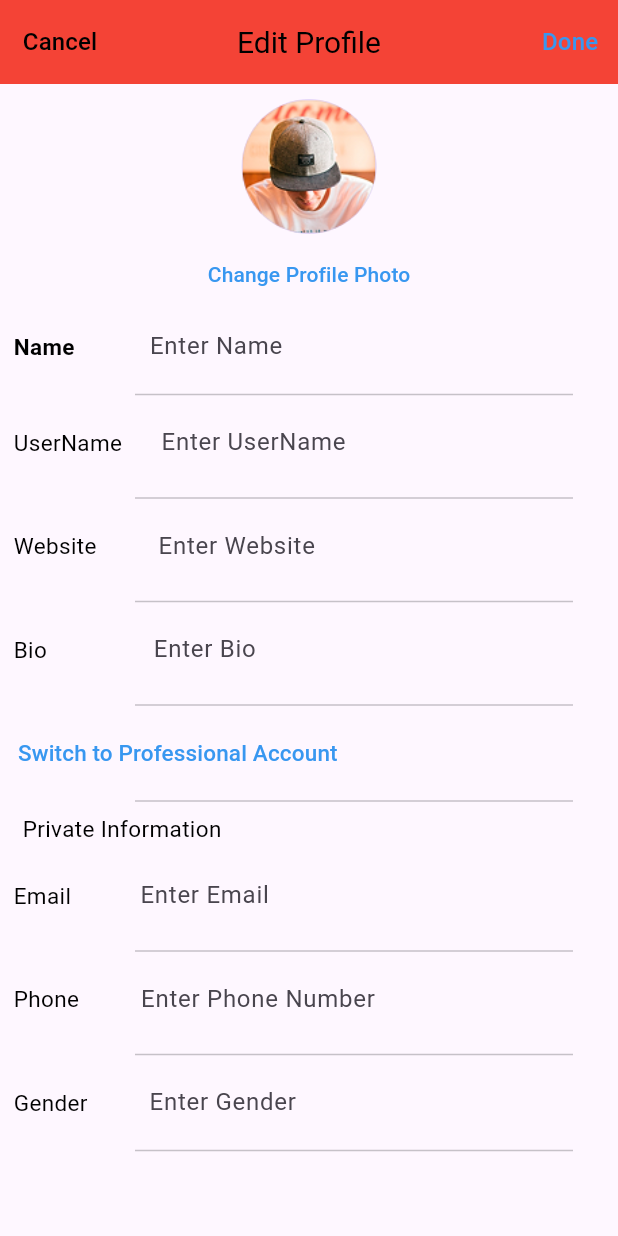
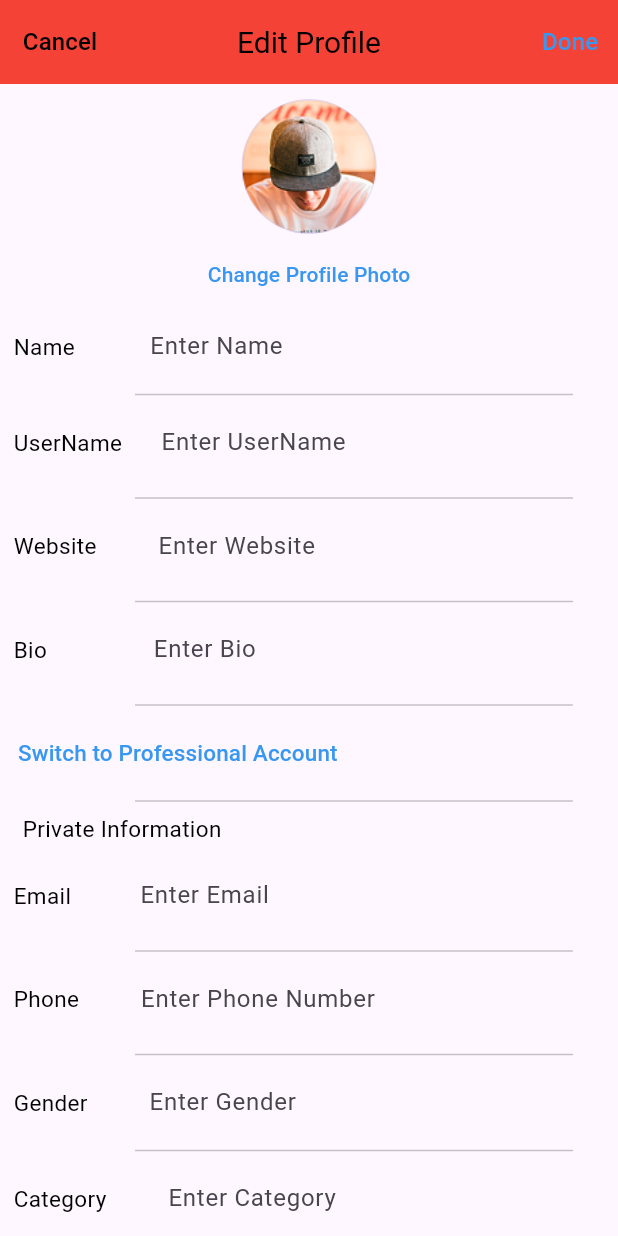
Before and after one commit to OMARH2002/Instagram_App_Mirror, a Flutter app: the CreateusersProfile screen opened directly, on a phone screen of 412 x 824 dp. Run offline on Flutter 3.47's test engine with Material 3 defaults, Android fonts, the phone set to English and light mode, and no system bars; our stand-ins replace cloud_firestore, firebase_auth, firebase_core, flutter_bloc; accounts and stored records are empty; Roboto replaces fonts that are missing (SF Pro Text).

Commit message:
4th update

```diff
--- a/lib/DATA/Create_user_profile_MODEL.dart
+++ b/lib/DATA/Create_user_profile_MODEL.dart
@@ -7,6 +7,7 @@ class CreateUserProfileModel {
   String gender;
   String phone;
   String userID;
+  String category;
 
   CreateUserProfileModel({
     required this.name,
@@ -16,7 +17,8 @@ class CreateUserProfileModel {
     required this.email,
     required this.gender,
     required this.phone,
-    required this.userID
+    required this.userID,
+    required this.category
   });
 
   factory CreateUserProfileModel.fromJson(Map<String, dynamic> json) {
@@ -28,7 +30,9 @@ class CreateUserProfileModel {
       email: json['email'],
       gender: json['gender'],
       phone: json['phone'],
-      userID: json['userID']
+      userID: json['userID'],
+      category: json['category']
+
     );
   }
 
@@ -41,7 +45,8 @@ class CreateUserProfileModel {
       'email': email,
       'gender': gender,
       'phone': phone,
-      'userID':userID
+      'userID':userID,
+      'category':category
     };
   }
 }
--- a/lib/UI/PROFILE SCREENS/CREATE_USER_PROFILE.dart
+++ b/lib/UI/PROFILE SCREENS/CREATE_USER_PROFILE.dart
@@ -25,6 +25,7 @@ final formkey = GlobalKey<FormState>();
   TextEditingController emailController  = TextEditingController();
   TextEditingController phoneController  = TextEditingController();
   TextEditingController genderController  = TextEditingController();
+  TextEditingController categoryController  = TextEditingController();
   @override
   Widget build(BuildContext context) {
     return BlocProvider(create: (context) => CreateuserprofileCubit(),
@@ -72,7 +73,8 @@ final formkey = GlobalKey<FormState>();
                           bio: bioController.text,
                           email: emailController.text,
                           gender: genderController.text,
-                          phone: phoneController.text, // Use .text instead of .hashCode
+                          phone: phoneController.text,
+                          category: categoryController.text// Use .text instead of .hashCode
                         ),
                       );
                     }
@@ -111,7 +113,7 @@ final formkey = GlobalKey<FormState>();
                                     Text("Name",
                                       style: TextStyle(color: Colors.black,
                                           fontSize: 15,
-                                          fontWeight: FontWeight.bold),),
+                                          ),),
                                     SizedBox(width: 50,),
                                     Expanded(
 
@@ -321,6 +323,32 @@ final formkey = GlobalKey<FormState>();
                                 ),
                                 CustomDivider(),
 
+                                Row(
+                                  children: [
+                                    SizedBox(width: 9,),
+                                    Text("Category", style: TextStyle(
+                                        color: Colors.black, fontSize: 15),),
+                                    SizedBox(width: 25,),
+                                    Expanded(
+                                      child: TextFormField(
+                                        controller: categoryController,
+                                        decoration: InputDecoration(
+                                          fillColor: Colors.transparent,
+                                          filled: true,
+                                          hintText: "Enter Category",
+                                          border: InputBorder.none,
+                                        ),
+
+
+                                      ),
+                                    ),
+
+                                  ],
+                                ),
+
+                                CustomDivider()
+
+
                               ],
                             ),
                           ),
--- a/lib/UI/WIDGETS/BTM_NAVBAR_WIDGET.dart
+++ b/lib/UI/WIDGETS/BTM_NAVBAR_WIDGET.dart
@@ -49,7 +49,7 @@ class _BottombarState extends State<Bottombar> {
           BottomNavigationBarItem(icon: Icon(Icons.search_sharp),label: "SEARCH"),
           BottomNavigationBarItem(icon: Image(image: AssetImage('assets/ICONS/Reels_Icon.png')),label: "REELS"),
           BottomNavigationBarItem(icon: Icon(Icons.shopping_bag_outlined),label: "SHOPPING"),
-          BottomNavigationBarItem(icon: CircleAvatar(radius: 15,child: Image(image: AssetImage('assets/IMAGES/Avatar.png')),backgroundColor: Colors.transparent,),label: "PROFILE")
+          BottomNavigationBarItem(icon: CircleAvatar(radius: 15,backgroundImage: AssetImage("assets/IMAGES/profilepic.png"),),backgroundColor: Colors.transparent,label: "PROFILE")
         ],
 
 
--- a/lib/main.dart
+++ b/lib/main.dart
@@ -30,7 +30,7 @@ class MyApp extends StatelessWidget {
         colorScheme: ColorScheme.fromSeed(seedColor: Colors.deepPurple),
         useMaterial3: true,
       ),
-      home: const Bottombar()
+      home: const LoginScreen()
 
     );
 
```
Also changed, not shown: lib/LOGIC/USER_PROFILE_PAGE/cubit.dart (+14 -2 lines), lib/LOGIC/USER_PROFILE_PAGE/state.dart (+15 -3 lines), lib/UI/PROFILE SCREENS/PROFILE_SCREEN.dart (+79 -4 lines), assets/IMAGES/profilepic.png (added).
